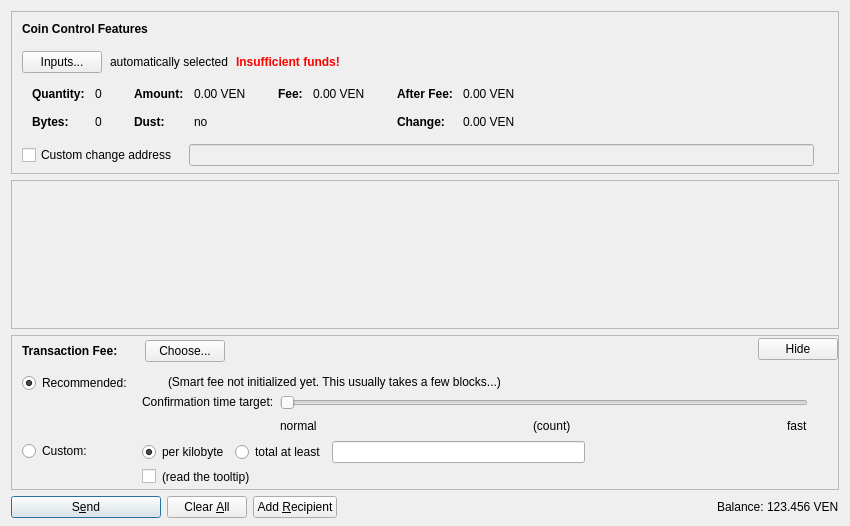
Qt form src/qt/forms/sendcoinsdialog.ui (ventas-project/ventas) before a commit.
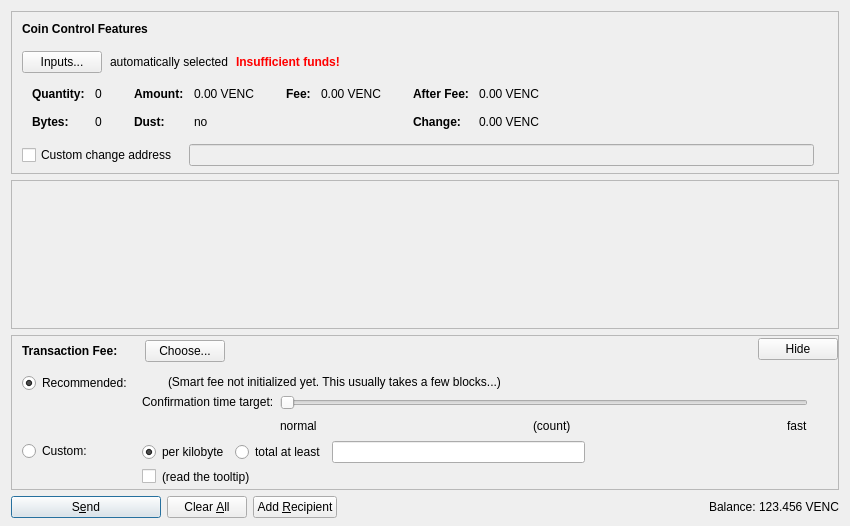
The same form after that commit. Icons and pictures are not drawn. Custom widgets are drawn as their Qt base class.

Commit message: change ven-> venc change reward 50 ->20

Diff of the .ui file:
```diff
--- a/src/qt/forms/sendcoinsdialog.ui
+++ b/src/qt/forms/sendcoinsdialog.ui
@@ -324,7 +324,7 @@
                   <enum>Qt::ActionsContextMenu</enum>
                  </property>
                  <property name="text">
-                  <string notr="true">0.00 VEN</string>
+                  <string notr="true">0.00 VENC</string>
                  </property>
                  <property name="textInteractionFlags">
                   <set>Qt::LinksAccessibleByMouse|Qt::TextSelectableByKeyboard|Qt::TextSelectableByMouse</set>
@@ -404,7 +404,7 @@
                   <enum>Qt::ActionsContextMenu</enum>
                  </property>
                  <property name="text">
-                  <string notr="true">0.00 VEN</string>
+                  <string notr="true">0.00 VENC</string>
                  </property>
                  <property name="textInteractionFlags">
                   <set>Qt::LinksAccessibleByMouse|Qt::TextSelectableByKeyboard|Qt::TextSelectableByMouse</set>
@@ -455,7 +455,7 @@
                   <enum>Qt::ActionsContextMenu</enum>
                  </property>
                  <property name="text">
-                  <string notr="true">0.00 VEN</string>
+                  <string notr="true">0.00 VENC</string>
                  </property>
                  <property name="textInteractionFlags">
                   <set>Qt::LinksAccessibleByMouse|Qt::TextSelectableByKeyboard|Qt::TextSelectableByMouse</set>
@@ -484,7 +484,7 @@
                   <enum>Qt::ActionsContextMenu</enum>
                  </property>
                  <property name="text">
-                  <string notr="true">0.00 VEN</string>
+                  <string notr="true">0.00 VENC</string>
                  </property>
                  <property name="textInteractionFlags">
                   <set>Qt::LinksAccessibleByMouse|Qt::TextSelectableByKeyboard|Qt::TextSelectableByMouse</set>
@@ -1290,7 +1290,7 @@
           <cursorShape>IBeamCursor</cursorShape>
          </property>
          <property name="text">
-          <string notr="true">123.456 VEN</string>
+          <string notr="true">123.456 VENC</string>
          </property>
          <property name="textInteractionFlags">
           <set>Qt::LinksAccessibleByMouse|Qt::TextSelectableByKeyboard|Qt::TextSelectableByMouse</set>
```
The commit also changes 27 other files.
